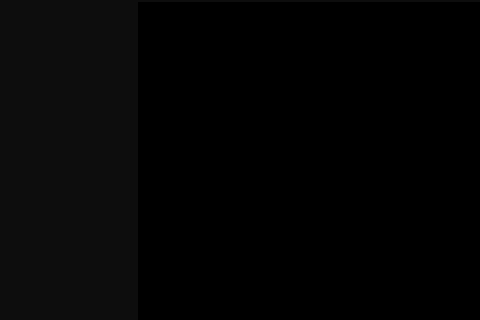
Before: the Qt Designer form Raspberry QT/mainwindow.ui in lukaszwazny/E-kiosk, drawn with Qt 5; both pictures show x 0 to 480 and y 0 to 320 of the 1024 by 768 pixel window.
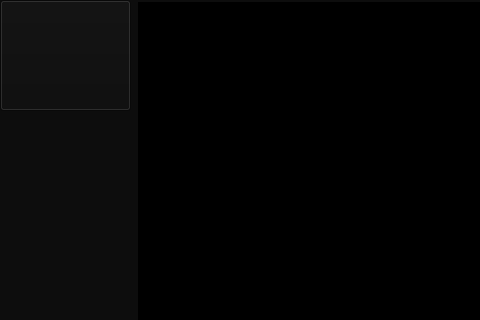
After: the same form once the commit is applied. Icons and pictures are not drawn.

```diff
--- a/Raspberry QT/mainwindow.ui
+++ b/Raspberry QT/mainwindow.ui
@@ -145,6 +145,22 @@
      <enum>QFrame::Raised</enum>
     </property>
    </widget>
+   <widget class="QPushButton" name="administracja">
+    <property name="geometry">
+     <rect>
+      <x>0</x>
+      <y>0</y>
+      <width>131</width>
+      <height>111</height>
+     </rect>
+    </property>
+    <property name="styleSheet">
+     <string notr="true">background-color: rgb(13, 13, 13);</string>
+    </property>
+    <property name="text">
+     <string/>
+    </property>
+   </widget>
   </widget>
   <widget class="QMenuBar" name="menubar">
    <property name="geometry">
```
